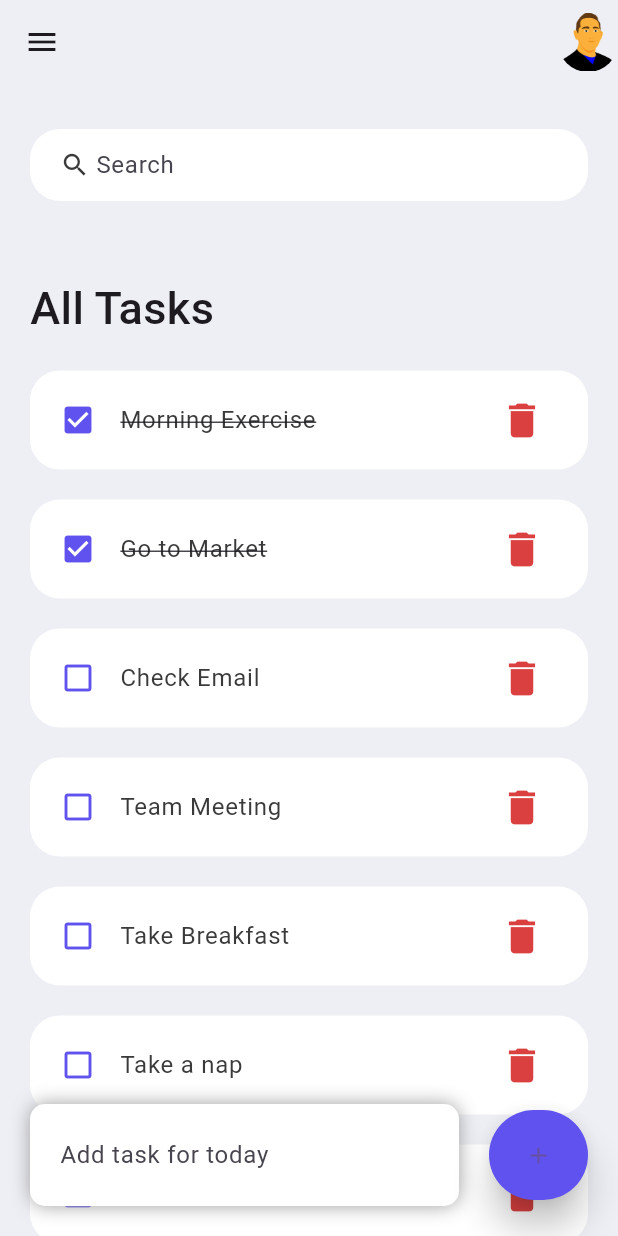
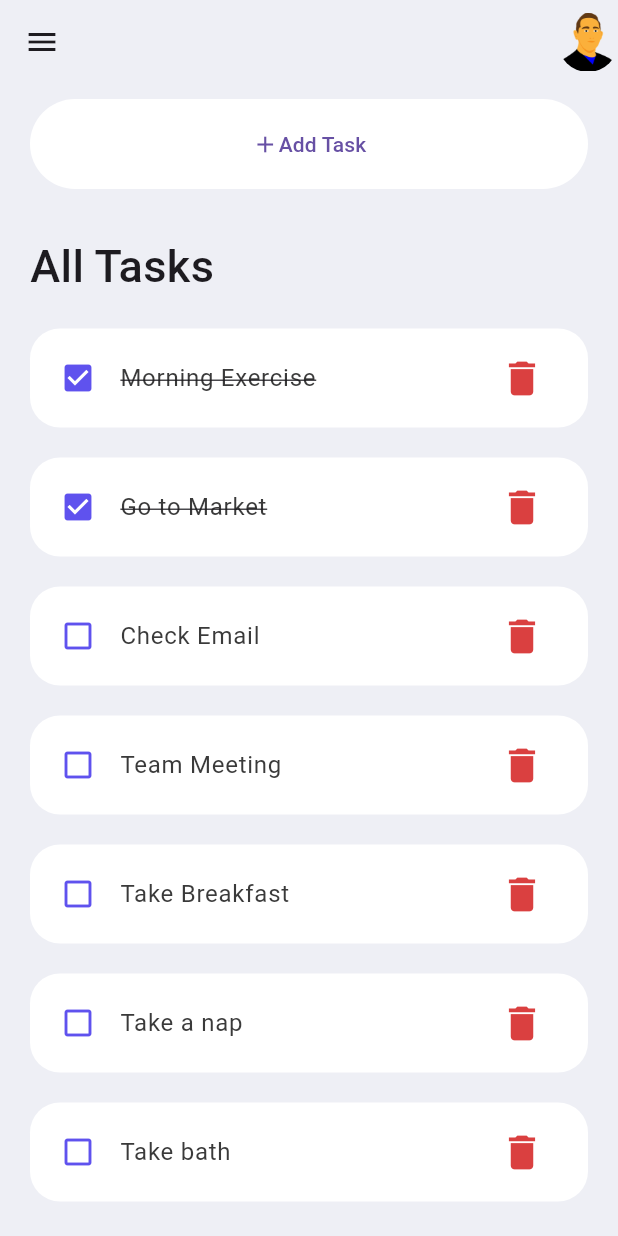
Before and after one commit to Mahdi-Pranto/Flutter_Task_manager_App, a Flutter app: the screen it shows after launch, on a phone screen of 412 x 824 dp. Run offline on Flutter 3.47's test engine with Material 3 defaults, Android fonts, the phone set to English and light mode, and no system bars.

Commit message:
add task functionality done

```diff
--- a/lib/main.dart
+++ b/lib/main.dart
@@ -12,6 +12,7 @@ class MyApp extends StatelessWidget {
   @override
   Widget build(BuildContext context) {
     return MaterialApp(
+      debugShowCheckedModeBanner: false,
       home: Home(),
     );
   }
--- a/lib/screens/home.dart
+++ b/lib/screens/home.dart
@@ -11,8 +11,9 @@ class Home extends StatefulWidget {
 }
 
 class _HomeState extends State<Home> {
-  bool changedButton = false;
+  bool showInputField = false;
   final todosList = ToDo.todoList();
+  final TextEditingController _taskController = TextEditingController();
 
   @override
   Widget build(BuildContext context) {
@@ -28,33 +29,35 @@ class _HomeState extends State<Home> {
             padding: const EdgeInsets.symmetric(horizontal: 20),
             child: ListView(
               children: [
-                searchBox(),
+                // searchBox(),
                 Container(
-                  margin: const EdgeInsets.only(top: 50, bottom: 20),
-                  child: const Text("All Tasks",
-                      style:
-                          TextStyle(fontSize: 30, fontWeight: FontWeight.w500)),
-                ),
-                for (ToDo todo in todosList)
-                  TodoItem(
-                    todo: todo,
-                  ),
+                  margin: const EdgeInsets.only(top: 10, bottom: 10),
+                  child: ElevatedButton(
+                    onPressed: () {
+                      setState(() {
+                        showInputField = !showInputField;
+                      });
+                    },
+                    style: ElevatedButton.styleFrom(
+                        backgroundColor: Colors.white,
+                        minimumSize: const Size(60, 60),
+                        elevation: 0),
+                    child: const Row(
+                      mainAxisAlignment: MainAxisAlignment.center,
+                      children: [
+                        Icon(Icons.add),
+                        Text("Add Task"),
                       ],
                     ),
                   ),
-          Align(
-            alignment: Alignment.bottomCenter,
-            child: Row(
-              children: [
-                Expanded(
-                    child: Container(
+                ),
+                if (showInputField)
+                  Container(
                     margin: const EdgeInsets.only(
                       bottom: 20,
-                    left: 20,
-                    right: 20,
                     ),
-                  padding:
-                      const EdgeInsets.symmetric(horizontal: 20, vertical: 10),
+                    padding: const EdgeInsets.symmetric(
+                        horizontal: 20, vertical: 10),
                     decoration: BoxDecoration(
                       color: Colors.white,
                       boxShadow: const [
@@ -66,39 +69,68 @@ class _HomeState extends State<Home> {
                       ],
                       borderRadius: BorderRadius.circular(10),
                     ),
-                  child: const TextField(
-                    decoration: InputDecoration(
+                    child: Row(
+                      children: [
+                        Expanded(
+                          child: TextField(
+                            controller: _taskController,
+                            decoration: const InputDecoration(
                               hintText: "Add task for today",
                               border: InputBorder.none,
                             ),
                           ),
-                )),
-                AnimatedContainer(
-                  duration: const Duration(seconds: 1),
-                  margin: const EdgeInsets.only(bottom: 20, right: 20),
-                  child: ElevatedButton(
-                    onPressed: () async {
+                        ),
+                        IconButton(
+                          icon: const Icon(Icons.check),
+                          color: tdBlue,
+                          onPressed: () {
                             setState(() {
-                        changedButton = true;
+                              if (_taskController.text.isNotEmpty) {
+                                todosList.add(ToDo(
+                                    id: DateTime.now()
+                                        .millisecondsSinceEpoch
+                                        .toString(),
+                                    todoText: _taskController.text));
+                                _taskController.clear();
+                                showInputField = false;
+                              }
                             });
                           },
-                    style: ElevatedButton.styleFrom(
-                        backgroundColor: changedButton
-                            ? const Color.fromARGB(255, 6, 241, 18)
-                            : tdBlue,
-                        minimumSize: const Size(60, 60),
-                        elevation: 10),
-                    child: Icon(
-                      changedButton ? Icons.check : Icons.add,
-                    ),
-                  ),
                         )
                       ],
                     ),
-          )
+                  ),
+                Container(
+                  margin: const EdgeInsets.only(top: 20, bottom: 20),
+                  child: const Text("All Tasks",
+                      style:
+                          TextStyle(fontSize: 30, fontWeight: FontWeight.w500)),
+                ),
+                for (ToDo todo in todosList)
+                  TodoItem(
+                    todo: todo,
+                    onDeleteItem: _deleteTask,
+                    onToggleDone: _toggleDone,
+                  ),
+              ],
+            ),
+          ),
         ],
       ),
     );
+  }
+
+  void _deleteTask(String id) {
+    setState(() {
+      todosList.removeWhere((todo) => todo.id == id);
+    });
+  }
+
+  void _toggleDone(String id) {
+    setState(() {
+      final todo = todosList.firstWhere((todo) => todo.id == id);
+      todo.isDone = !todo.isDone!;
+    });
   }
 
   AppBar _buildAppBar() {
--- a/lib/screens/todo_item.dart
+++ b/lib/screens/todo_item.dart
@@ -4,14 +4,23 @@ import 'package:mytodoapp/model/todo.dart';
 
 class TodoItem extends StatelessWidget {
   final ToDo todo;
-  const TodoItem({super.key, required this.todo});
+  final Function(String) onDeleteItem;
+  final Function(String) onToggleDone;
+
+  const TodoItem(
+      {super.key,
+      required this.todo,
+      required this.onDeleteItem,
+      required this.onToggleDone});
 
   @override
   Widget build(BuildContext context) {
     return Container(
       margin: const EdgeInsets.only(bottom: 20),
       child: ListTile(
-        onTap: () {},
+        onTap: () {
+          onToggleDone(todo.id!);
+        },
         shape: RoundedRectangleBorder(borderRadius: BorderRadius.circular(20)),
         leading: Icon(
             todo.isDone! ? Icons.check_box : Icons.check_box_outline_blank,
@@ -31,7 +40,9 @@ class TodoItem extends StatelessWidget {
             color: tdRed,
             iconSize: 30,
             icon: const Icon(Icons.delete),
-            onPressed: () {},
+            onPressed: () {
+              onDeleteItem(todo.id!);
+            },
           ),
         ),
       ),
```
Lines whose indentation alone changed are shown as unchanged.
